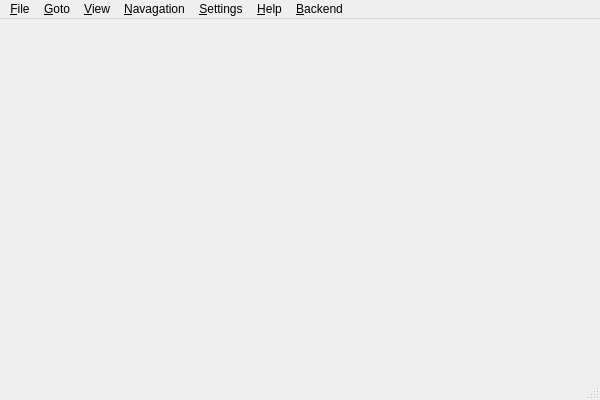
This is qindle/okular-qte/shell/mainwindow.ui in pretyman/qindle as Qt 5 draws it before an edit. The edited form follows.
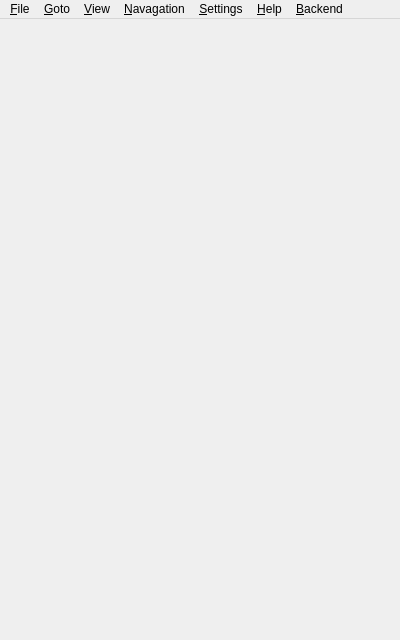
This is the edited form.

```diff
--- a/qindle/okular-qte/shell/mainwindow.ui
+++ b/qindle/okular-qte/shell/mainwindow.ui
@@ -6,8 +6,8 @@
    <rect>
     <x>0</x>
     <y>0</y>
-    <width>600</width>
-    <height>400</height>
+    <width>400</width>
+    <height>640</height>
    </rect>
   </property>
   <property name="windowTitle">
@@ -34,8 +34,8 @@
     <rect>
      <x>0</x>
      <y>0</y>
-     <width>600</width>
-     <height>28</height>
+     <width>400</width>
+     <height>30</height>
     </rect>
    </property>
    <widget class="QMenu" name="menu_File">
@@ -151,7 +151,6 @@
    <addaction name="menu_Help"/>
    <addaction name="menu_Backend"/>
   </widget>
-  <widget class="QStatusBar" name="statusBar"/>
   <action name="action_Open">
    <property name="text">
     <string>&amp;Open</string>
```
Left out of the diff: 280 changed lines with no effect on the pictures.
